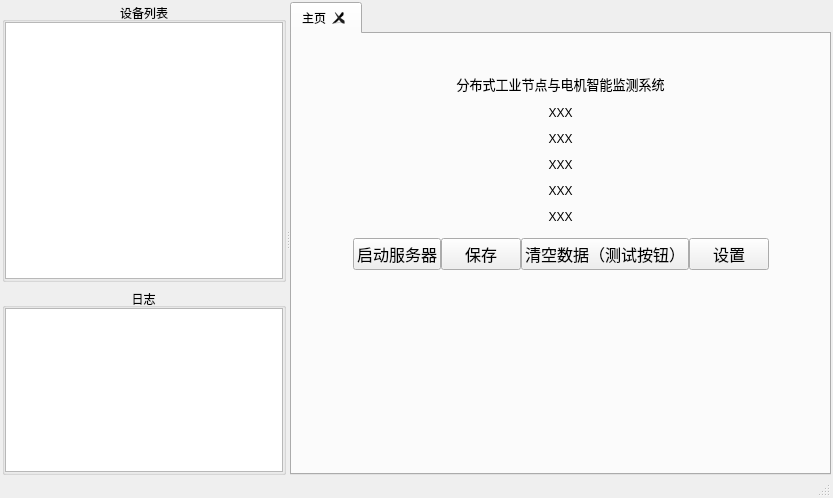
Old version of the form Qt/main_form.ui in the repository BedTang/LAProject.
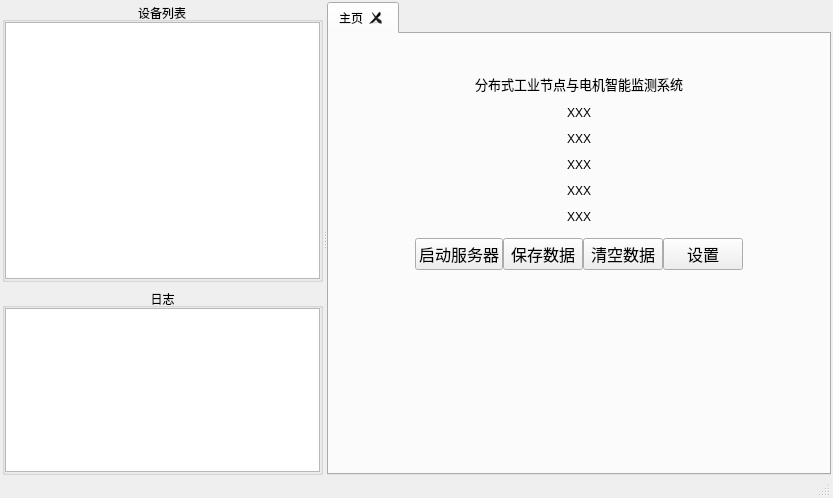
New version of the form. Icons and pictures are not drawn.

The edit to the form file:
```diff
--- a/Qt/main_form.ui
+++ b/Qt/main_form.ui
@@ -197,19 +197,6 @@
         <property name="spacing">
          <number>0</number>
         </property>
-        <item row="1" column="0">
-         <spacer name="verticalSpacer_4">
-          <property name="orientation">
-           <enum>Qt::Vertical</enum>
-          </property>
-          <property name="sizeHint" stdset="0">
-           <size>
-            <width>20</width>
-            <height>40</height>
-           </size>
-          </property>
-         </spacer>
-        </item>
         <item row="0" column="0">
          <layout class="QVBoxLayout" name="verticalLayout_2">
           <item>
@@ -287,7 +274,7 @@
                  <string notr="true"/>
                 </property>
                 <property name="text">
-                 <string>保存</string>
+                 <string>保存数据</string>
                 </property>
                </widget>
               </item>
@@ -308,7 +295,7 @@
                  <string notr="true"/>
                 </property>
                 <property name="text">
-                 <string>清空数据（测试按钮）</string>
+                 <string>清空数据</string>
                 </property>
                </widget>
               </item>
@@ -352,6 +339,42 @@
           </item>
          </layout>
         </item>
+        <item row="1" column="0">
+         <widget class="QLabel" name="label_2">
+          <property name="sizePolicy">
+           <sizepolicy hsizetype="Expanding" vsizetype="Expanding">
+            <horstretch>0</horstretch>
+            <verstretch>0</verstretch>
+           </sizepolicy>
+          </property>
+          <property name="minimumSize">
+           <size>
+            <width>0</width>
+            <height>0</height>
+           </size>
+          </property>
+          <property name="styleSheet">
+           <string notr="true">border-image:url(:/res/1.png);
+background-size:cover;</string>
+          </property>
+          <property name="text">
+           <string/>
+          </property>
+         </widget>
+        </item>
+        <item row="2" column="0">
+         <spacer name="verticalSpacer">
+          <property name="orientation">
+           <enum>Qt::Vertical</enum>
+          </property>
+          <property name="sizeHint" stdset="0">
+           <size>
+            <width>20</width>
+            <height>40</height>
+           </size>
+          </property>
+         </spacer>
+        </item>
        </layout>
       </widget>
      </widget>
```
